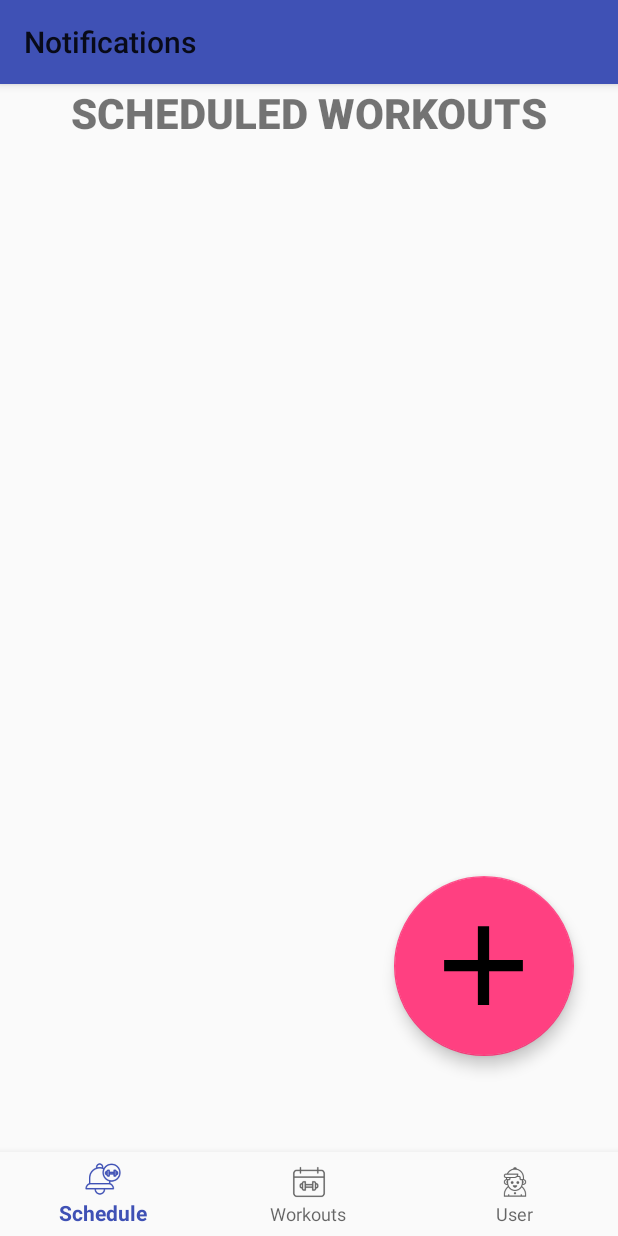
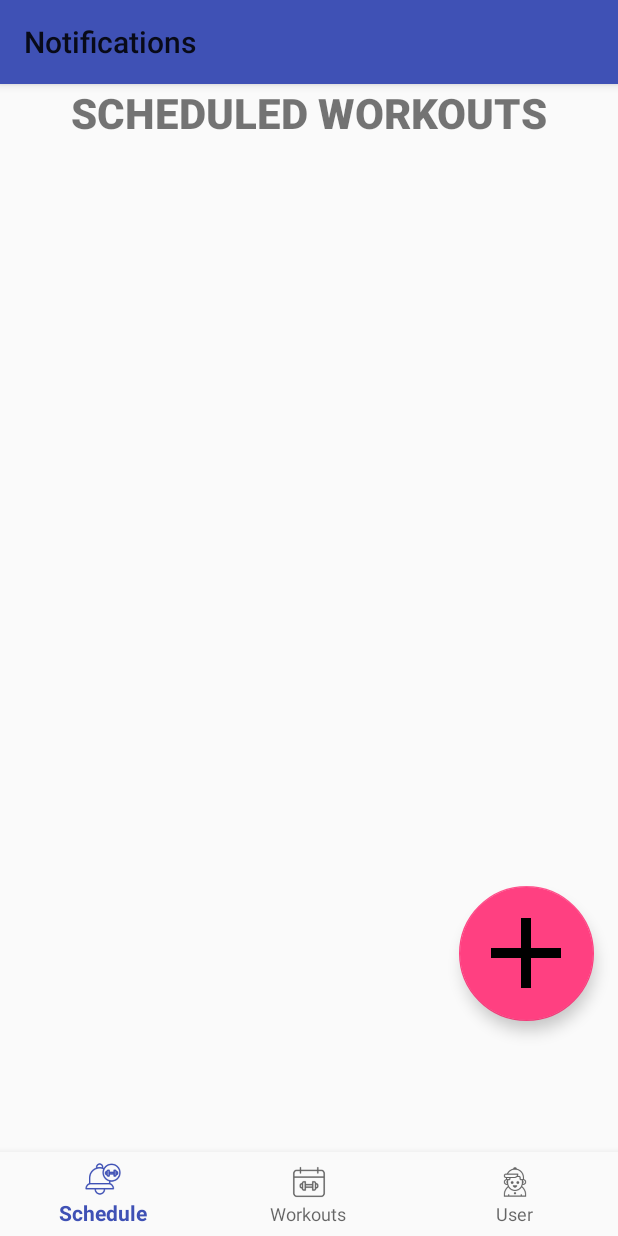
Before and after one commit to Bryce-59/workout-tracker-app, an Android app: the NotificationFragment screen opened through its navigation route, on a phone screen of 412 x 824 dp. Run offline under Robolectric (Android 15) with nearby library versions, the phone set to English and light mode, and no system bars; our stand-ins replace Room's generated code, navigation-ui.

Commit message:
should be final

```diff
--- a/app/src/main/AndroidManifest.xml
+++ b/app/src/main/AndroidManifest.xml
@@ -1,9 +1,6 @@
 <?xml version="1.0" encoding="utf-8"?>
 <manifest xmlns:android="http://schemas.android.com/apk/res/android"
     package="com.example.android.finalproject">
-
-    <uses-permission android:name="android.permission.VIBRATE" />
-    <uses-permission android:name="android.permission.SCHEDULE_EXACT_ALARM"/>
 
     <application
         android:name="com.example.android.finalproject.WorkoutsApplication"
--- a/app/src/main/java/com/example/android/finalproject/ui/workout/WorkoutFragment.kt
+++ b/app/src/main/java/com/example/android/finalproject/ui/workout/WorkoutFragment.kt
@@ -2,6 +2,7 @@ package com.example.android.finalproject.ui.workout
 
 import android.app.Activity
 import android.content.Intent
+import android.media.MediaPlayer
 import android.os.Bundle
 import android.util.Log
 import android.view.LayoutInflater
@@ -14,7 +15,6 @@ import androidx.recyclerview.widget.LinearLayoutManager
 import com.example.android.finalproject.*
 import com.example.android.finalproject.databinding.FragmentWorkoutBinding
 import com.example.android.finalproject.model.workout.Workout
-import com.example.android.finalproject.WorkoutsApplication
 import com.example.android.finalproject.ui.notification.Video
 
 class WorkoutFragment : Fragment(), WordListAdapter.OnItemClickListener {
@@ -89,7 +89,10 @@ class WorkoutFragment : Fragment(), WordListAdapter.OnItemClickListener {
             intentData?.getStringArrayExtra(NewWorkoutActivity.EXTRA_REPLY)?.let { reply ->
                 Log.d("myTag", reply[0]);
                 val workout = Workout(0, reply[0], reply[1], reply[2], reply[4], reply[5], reply[6].toInt())
+
                 workoutViewModel.insert(workout)
+                val mediaPlayer = MediaPlayer.create(this.context, R.raw.tada)
+                mediaPlayer.start()
             }
         }else if (requestCode == repalceWordActivityRequestCode && resultCode == Activity.RESULT_OK) {
             intentData?.getStringArrayExtra(NewWorkoutActivity.EXTRA_REPLY)?.let { reply ->
--- a/app/src/main/res/layout/fragment_notification.xml
+++ b/app/src/main/res/layout/fragment_notification.xml
@@ -28,9 +28,8 @@ So, we are leaving the template code in. -->
 
     <androidx.recyclerview.widget.RecyclerView
         android:id="@+id/recyclerview"
-        android:layout_width="378dp"
-        android:layout_height="400dp"
-        android:layout_marginEnd="16dp"
+        android:layout_width="match_parent"
+        android:layout_height="0dp"
         android:padding="@dimen/big_padding"
         app:layout_constraintBottom_toBottomOf="parent"
         app:layout_constraintEnd_toEndOf="parent"
@@ -38,24 +37,24 @@ So, we are leaving the template code in. -->
         app:layout_constraintLeft_toLeftOf="parent"
         app:layout_constraintRight_toRightOf="parent"
         app:layout_constraintTop_toBottomOf="@+id/textView"
-        app:layout_constraintVertical_bias="0.1"
         tools:listitem="@layout/recyclerview_notification" />
 
     <com.google.android.material.floatingactionbutton.FloatingActionButton
         android:id="@+id/fab"
-        android:layout_width="120dp"
-        android:layout_height="120dp"
-        android:layout_marginBottom="48dp"
+        android:layout_width="90dp"
+        android:layout_height="90dp"
+        android:layout_marginStart="32dp"
+        android:layout_marginEnd="16dp"
         android:contentDescription="@string/schedule_word"
         android:src="@drawable/ic_add_black_24dp"
-        app:fabCustomSize="120dp"
-        app:layout_constraintBottom_toBottomOf="parent"
+        app:fabCustomSize="90dp"
+        app:layout_constraintBottom_toBottomOf="@id/recyclerview"
         app:layout_constraintEnd_toEndOf="parent"
-        app:layout_constraintHorizontal_bias="0.90"
+        app:layout_constraintHorizontal_bias="1.0"
         app:layout_constraintStart_toStartOf="parent"
-        app:layout_constraintTop_toBottomOf="@+id/recyclerview"
-        app:layout_constraintVertical_bias="0.80"
-        app:maxImageSize="90dp" />
+        app:layout_constraintTop_toTopOf="@+id/recyclerview"
+        app:layout_constraintVertical_bias="0.85"
+        app:maxImageSize="80dp" />
 
     <TextView
         android:id="@+id/textView"
```
